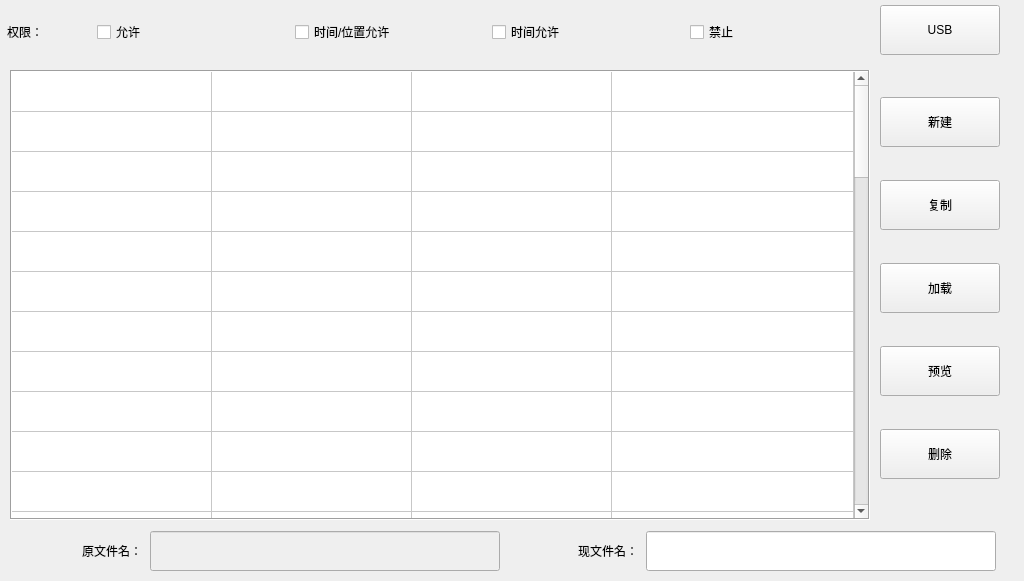
First picture: the form in teachmanage.ui, repository Jade-yun/MachineTool, before the edit.
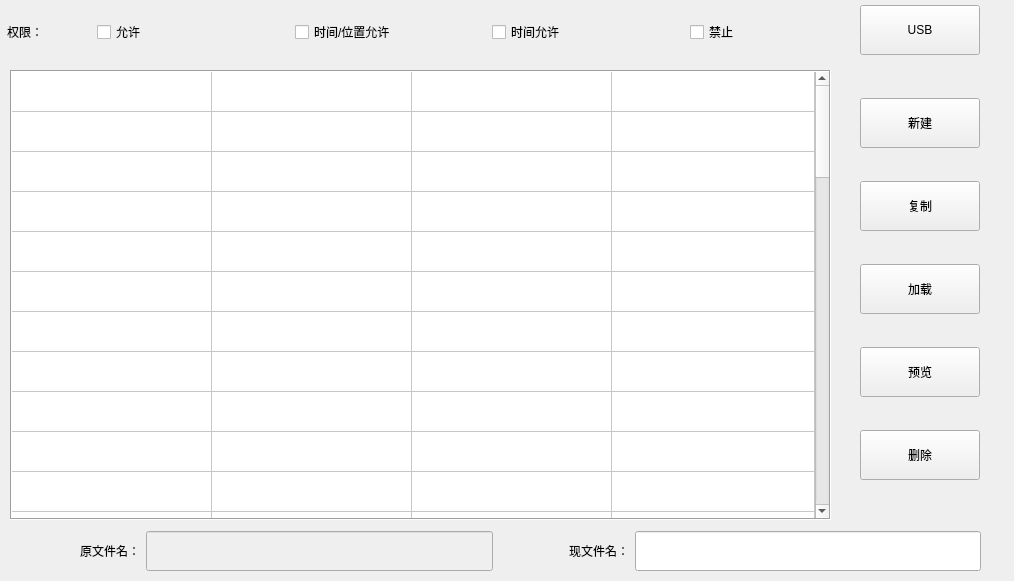
Second picture: the form after the edit. Icons and pictures are not drawn.

```diff
--- a/teachmanage.ui
+++ b/teachmanage.ui
@@ -6,22 +6,10 @@
    <rect>
     <x>0</x>
     <y>0</y>
-    <width>1024</width>
+    <width>1014</width>
     <height>581</height>
    </rect>
   </property>
-  <property name="minimumSize">
-   <size>
-    <width>1024</width>
-    <height>581</height>
-   </size>
-  </property>
-  <property name="maximumSize">
-   <size>
-    <width>1024</width>
-    <height>581</height>
-   </size>
-  </property>
   <property name="windowTitle">
    <string>Form</string>
   </property>
@@ -31,7 +19,7 @@
   <widget class="QPushButton" name="btn_USB">
    <property name="geometry">
     <rect>
-     <x>880</x>
+     <x>860</x>
      <y>5</y>
      <width>120</width>
      <height>50</height>
@@ -69,9 +57,9 @@
   <widget class="QStackedWidget" name="stackedWidget_TeachManage">
    <property name="geometry">
     <rect>
-     <x>870</x>
+     <x>850</x>
      <y>60</y>
-     <width>141</width>
+     <width>151</width>
      <height>461</height>
     </rect>
    </property>
@@ -79,18 +67,15 @@
     <number>0</number>
    </property>
    <widget class="QWidget" name="page">
-    <widget class="QWidget" name="layoutWidget">
-     <property name="geometry">
-      <rect>
-       <x>10</x>
-       <y>10</y>
-       <width>124</width>
-       <height>441</height>
-      </rect>
-     </property>
-     <layout class="QVBoxLayout" name="verticalLayout">
-      <item>
        <widget class="QPushButton" name="btn_New">
+     <property name="geometry">
+      <rect>
+       <x>10</x>
+       <y>38</y>
+       <width>120</width>
+       <height>50</height>
+      </rect>
+     </property>
         <property name="minimumSize">
          <size>
           <width>120</width>
@@ -117,9 +102,15 @@
          </size>
         </property>
        </widget>
-      </item>
-      <item>
        <widget class="QPushButton" name="btn_Copy">
+     <property name="geometry">
+      <rect>
+       <x>10</x>
+       <y>121</y>
+       <width>120</width>
+       <height>50</height>
+      </rect>
+     </property>
         <property name="minimumSize">
          <size>
           <width>120</width>
@@ -146,9 +137,15 @@
          </size>
         </property>
        </widget>
-      </item>
-      <item>
        <widget class="QPushButton" name="btn_Load">
+     <property name="geometry">
+      <rect>
+       <x>10</x>
+       <y>204</y>
+       <width>120</width>
+       <height>50</height>
+      </rect>
+     </property>
         <property name="minimumSize">
          <size>
           <width>120</width>
@@ -175,9 +172,15 @@
          </size>
         </property>
        </widget>
-      </item>
-      <item>
        <widget class="QPushButton" name="btn_Preview">
+     <property name="geometry">
+      <rect>
+       <x>10</x>
+       <y>287</y>
+       <width>120</width>
+       <height>50</height>
+      </rect>
+     </property>
         <property name="minimumSize">
          <size>
           <width>120</width>
@@ -204,9 +207,15 @@
          </size>
         </property>
        </widget>
-      </item>
-      <item>
        <widget class="QPushButton" name="btn_Del">
+     <property name="geometry">
+      <rect>
+       <x>10</x>
+       <y>370</y>
+       <width>120</width>
+       <height>50</height>
+      </rect>
+     </property>
         <property name="minimumSize">
          <size>
           <width>120</width>
@@ -233,9 +242,6 @@
          </size>
         </property>
        </widget>
-      </item>
-     </layout>
-    </widget>
    </widget>
    <widget class="QWidget" name="page_2">
     <widget class="QWidget" name="layoutWidget">
@@ -373,7 +379,7 @@
     <rect>
      <x>10</x>
      <y>70</y>
-     <width>860</width>
+     <width>821</width>
      <height>450</height>
     </rect>
    </property>
@@ -536,7 +542,7 @@
     <rect>
      <x>10</x>
      <y>530</y>
-     <width>991</width>
+     <width>971</width>
      <height>42</height>
     </rect>
    </property>
@@ -579,13 +585,13 @@
       </property>
       <property name="minimumSize">
        <size>
-        <width>350</width>
+        <width>0</width>
         <height>40</height>
        </size>
       </property>
       <property name="maximumSize">
        <size>
-        <width>350</width>
+        <width>16777215</width>
         <height>40</height>
        </size>
       </property>
@@ -641,13 +647,13 @@
       </property>
       <property name="minimumSize">
        <size>
-        <width>350</width>
+        <width>0</width>
         <height>40</height>
        </size>
       </property>
       <property name="maximumSize">
        <size>
-        <width>350</width>
+        <width>16777215</width>
         <height>40</height>
        </size>
       </property>
```
Left out of the diff: 52 changed lines with no effect on the pictures. Lines whose indentation alone changed are shown as unchanged.
